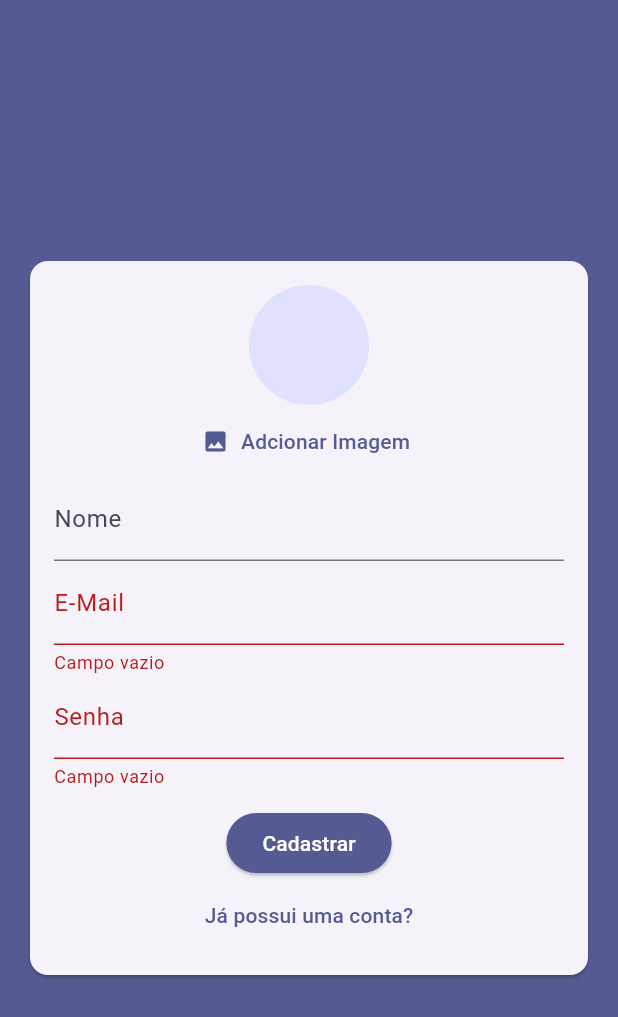
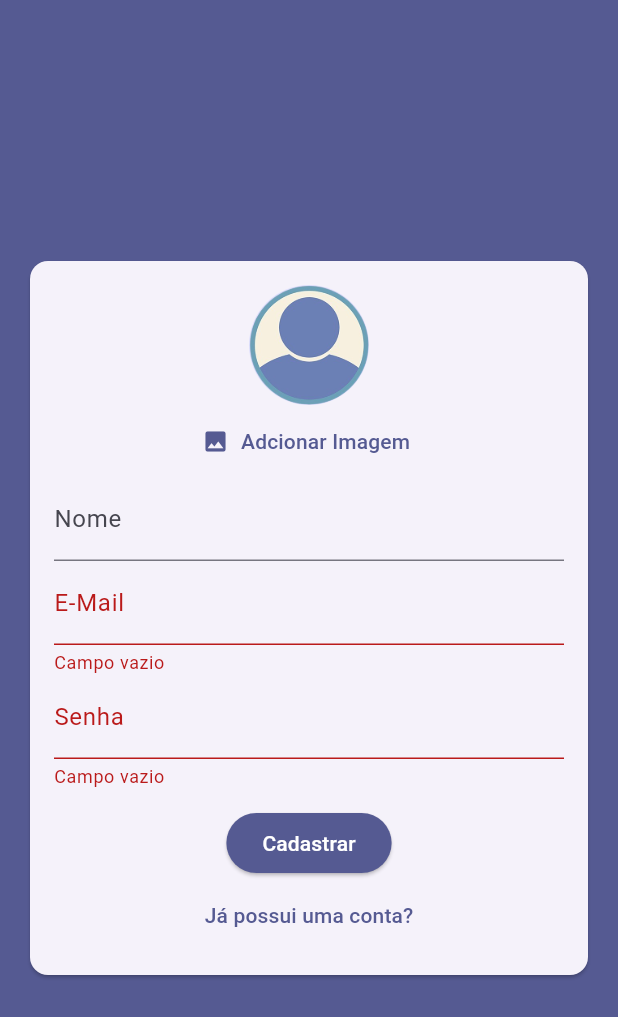
Before and after one commit to cleitonaraujo89/chat, a Flutter app: the screen it shows after launch, after a tap on "Entrar", after a tap on "Criar uma nova conta?", after a tap on "Adcionar Imagem", on a phone screen of 412 x 824 dp. Shown: the top 1017 px of the screen. Run offline on Flutter 3.47's test engine with Material 3 defaults, Android fonts, the phone set to English and light mode, and no system bars; our stand-ins replace cloud_firestore, firebase_auth, firebase_core, image_picker; accounts and stored records are empty.

```diff
--- a/lib/models/auth_data.dart
+++ b/lib/models/auth_data.dart
@@ -1,4 +1,6 @@
 // ignore_for_file: constant_identifier_names
+
+import 'dart:io';
 
 enum AuthMode {
   LOGIN,
@@ -9,6 +11,7 @@ class AuthData {
   String? name;
   String? email;
   String? password;
+  File? image;
   AuthMode _mode = AuthMode.LOGIN;
 
   bool get isLogin {
--- a/lib/widgets/auth_form.dart
+++ b/lib/widgets/auth_form.dart
@@ -1,4 +1,6 @@
 // ignore_for_file: prefer_const_constructors
+
+import 'dart:io';
 
 import 'package:chat/models/auth_data.dart';
 import 'package:chat/utils/form_validations.dart';
@@ -34,6 +36,13 @@ class _AuthFormState extends State<AuthForm> {
 
     if (!isValid) return;
 
+    if (_authData.image == null && !_authData.isLogin) {
+      ScaffoldMessenger.of(context).showSnackBar(
+        SnackBar(content: Text('Por favor adcione a Imagem.')),
+      );
+      return;
+    }
+
     //fecha o teclado
     FocusScope.of(context).unfocus();
     _authData.name = _nameController.text.trim();
@@ -41,6 +50,10 @@ class _AuthFormState extends State<AuthForm> {
     _authData.password = _passwordController.text.trim();
 
     widget.onSubmit(_authData);
+  }
+
+  void _handlePickedImage(File image) {
+    _authData.image = image;
   }
 
   String get _formattedTimer {
@@ -72,7 +85,8 @@ class _AuthFormState extends State<AuthForm> {
                 duration: Duration(milliseconds: 350),
                 child: Column(
                   children: [
-                    if (!_authData.isLogin) UserImagePicker(),
+                    if (!_authData.isLogin)
+                      UserImagePicker(onImagePick: _handlePickedImage),
                     if (!_authData.isLogin)
                       TextFormField(
                         key: ValueKey('name'),
--- a/lib/widgets/user_image_picker.dart
+++ b/lib/widgets/user_image_picker.dart
@@ -1,10 +1,14 @@
+// ignore_for_file: prefer_const_constructors
+
 import 'dart:io';
 
 import 'package:flutter/material.dart';
 import 'package:image_picker/image_picker.dart';
 
 class UserImagePicker extends StatefulWidget {
-  const UserImagePicker({super.key});
+  const UserImagePicker({super.key, required this.onImagePick});
+
+  final Function(File pickedImage) onImagePick;
 
   @override
   State<UserImagePicker> createState() => _UserImagePickerState();
@@ -19,13 +23,14 @@ class _UserImagePickerState extends State<UserImagePicker> {
     final pickedImage = await picker.pickImage(source: ImageSource.camera);
 
     if (pickedImage == null) {
-      print('Nenhuma imagem selecionada.');
       return;
     }
 
     setState(() {
       _pickedImageFile = File(pickedImage.path);
     });
+
+    widget.onImagePick(_pickedImageFile!);
   }
 
   @override
@@ -33,8 +38,9 @@ class _UserImagePickerState extends State<UserImagePicker> {
     return Column(
       children: [
         CircleAvatar(
-          backgroundImage:
-              _pickedImageFile != null ? FileImage(_pickedImageFile!) : null,
+          backgroundImage: _pickedImageFile != null
+              ? FileImage(_pickedImageFile!)
+              : AssetImage('assets/images/login_avatar.png'),
           radius: 40,
         ),
         TextButton.icon(
--- a/pubspec.yaml
+++ b/pubspec.yaml
@@ -34,6 +34,7 @@ dependencies:
   firebase_core: ^3.13.0
   firebase_auth: ^5.5.2
   image_picker: ^1.1.2
+  firebase_storage: ^12.4.0
 
   # The following adds the Cupertino Icons font to your application.
   # Use with the CupertinoIcons class for iOS style icons.
@@ -61,8 +62,8 @@ flutter:
   uses-material-design: true
 
   # To add assets to your application, add an assets section, like this:
-  # assets:
-  #   - images/a_dot_burr.jpeg
+  assets:
+    - assets/images/login_avatar.png
   #   - images/a_dot_ham.jpeg
 
   # An image asset can refer to one or more resolution-specific "variants", see
```
Also changed, not shown: assets/images/login_avatar.png (added), pubspec.lock, 3 other files.
